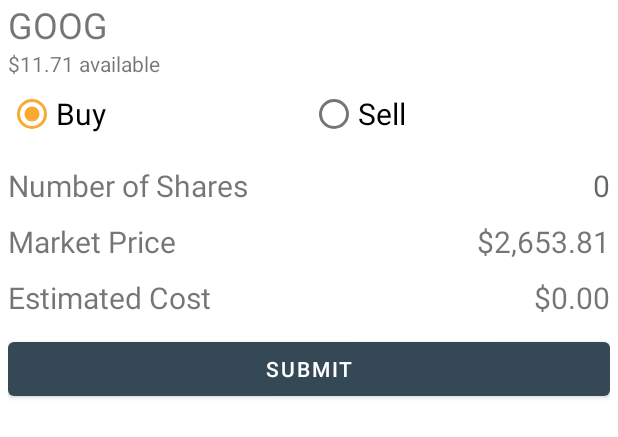
After one commit to tchristofferson/Stock-Simulation, an Android app: the layout activity_trade.xml on its own in the app's theme, with its tools: preview values and no code run, on a phone screen of 412 x 824 dp. The commit adds this screen. Shown: the top 437 px of the screen. Run offline under Robolectric (Android 15) with nearby library versions, the phone set to English and light mode, and no system bars.

Commit message:
added more layouts

```diff
--- a/app/src/main/java/com/tchristofferson/stocksimulation/MainActivity.java
+++ b/app/src/main/java/com/tchristofferson/stocksimulation/MainActivity.java
@@ -1,6 +1,7 @@
 package com.tchristofferson.stocksimulation;
 
 import androidx.appcompat.app.AppCompatActivity;
+import androidx.recyclerview.widget.RecyclerView;
 
 import android.os.Bundle;
 
@@ -9,6 +10,6 @@ public class MainActivity extends AppCompatActivity {
     @Override
     protected void onCreate(Bundle savedInstanceState) {
         super.onCreate(savedInstanceState);
-        setContentView(R.layout.activity_portfolio);
+        setContentView(R.layout.activity_main);
     }
 }
--- /dev/null
+++ b/app/src/main/res/drawable/ic_baseline_add_circle_24.xml
@@ -0,0 +1,5 @@
+<vector android:height="24dp" android:tint="#FFFFFF"
+    android:viewportHeight="24" android:viewportWidth="24"
+    android:width="24dp" xmlns:android="http://schemas.android.com/apk/res/android">
+    <path android:fillColor="@android:color/white" android:pathData="M12,2C6.48,2 2,6.48 2,12s4.48,10 10,10 10,-4.48 10,-10S17.52,2 12,2zM17,13h-4v4h-2v-4L7,13v-2h4L11,7h2v4h4v2z"/>
+</vector>
--- /dev/null
+++ b/app/src/main/res/layout/activity_trade.xml
@@ -0,0 +1,130 @@
+<?xml version="1.0" encoding="utf-8"?>
+<LinearLayout xmlns:android="http://schemas.android.com/apk/res/android"
+    xmlns:app="http://schemas.android.com/apk/res-auto"
+    xmlns:tools="http://schemas.android.com/tools"
+    android:layout_width="match_parent"
+    android:layout_height="match_parent"
+    android:orientation="vertical"
+    android:paddingStart="5dp"
+    android:paddingEnd="5dp">
+
+    <TextView
+        android:id="@+id/textView23"
+        android:layout_width="match_parent"
+        android:layout_height="wrap_content"
+        android:text="GOOG"
+        android:textSize="24sp" />
+
+    <TextView
+        android:id="@+id/textView24"
+        android:layout_width="match_parent"
+        android:layout_height="wrap_content"
+        android:text="$11.71 available" />
+
+    <RadioGroup
+        android:layout_width="match_parent"
+        android:layout_height="wrap_content"
+        android:layout_marginBottom="10dp"
+        android:orientation="horizontal">
+
+        <RadioButton
+            android:id="@+id/radioButton"
+            android:layout_width="wrap_content"
+            android:layout_height="wrap_content"
+            android:layout_weight="1"
+            android:checked="true"
+            android:text="Buy"
+            android:textSize="20sp" />
+
+        <RadioButton
+            android:id="@+id/radioButton2"
+            android:layout_width="wrap_content"
+            android:layout_height="wrap_content"
+            android:layout_weight="1"
+            android:text="Sell"
+            android:textSize="20sp" />
+    </RadioGroup>
+
+    <LinearLayout
+        android:layout_width="match_parent"
+        android:layout_height="wrap_content"
+        android:orientation="horizontal">
+
+        <LinearLayout
+            android:layout_width="match_parent"
+            android:layout_height="match_parent"
+            android:layout_weight="1"
+            android:orientation="vertical">
+
+            <TextView
+                android:id="@+id/textView31"
+                android:layout_width="match_parent"
+                android:layout_height="wrap_content"
+                android:text="Number of Shares"
+                android:textSize="20sp"
+                android:layout_marginBottom="10dp"/>
+
+            <TextView
+                android:id="@+id/textView32"
+                android:layout_width="match_parent"
+                android:layout_height="wrap_content"
+                android:text="Market Price"
+                android:textSize="20sp"
+                android:layout_marginBottom="10dp"/>
+
+            <TextView
+                android:id="@+id/textView34"
+                android:layout_width="match_parent"
+                android:layout_height="wrap_content"
+                android:text="Estimated Cost"
+                android:textSize="20sp"
+                android:layout_marginBottom="10dp"/>
+        </LinearLayout>
+
+        <LinearLayout
+            android:layout_width="match_parent"
+            android:layout_height="match_parent"
+            android:layout_weight="1"
+            android:orientation="vertical">
+
+            <EditText
+                android:id="@+id/editTextNumber4"
+                android:layout_width="match_parent"
+                android:layout_height="wrap_content"
+                android:layout_marginBottom="10dp"
+                android:background="@null"
+                android:ems="10"
+                android:hint="0"
+                android:inputType="number"
+                android:singleLine="true"
+                android:textAlignment="textEnd"
+                android:textSize="20sp" />
+
+            <TextView
+                android:id="@+id/textView33"
+                android:layout_width="match_parent"
+                android:layout_height="wrap_content"
+                android:text="$2,653.81"
+                android:textAlignment="textEnd"
+                android:textSize="20sp"
+                android:layout_marginBottom="10dp"/>
+
+            <TextView
+                android:id="@+id/textView35"
+                android:layout_width="match_parent"
+                android:layout_height="wrap_content"
+                android:text="$0.00"
+                android:textAlignment="textEnd"
+                android:textSize="20sp"
+                android:layout_marginBottom="10dp"/>
+        </LinearLayout>
+
+    </LinearLayout>
+
+    <Button
+        android:id="@+id/button"
+        android:layout_width="match_parent"
+        android:layout_height="wrap_content"
+        android:text="Submit" />
+
+</LinearLayout>
```
Also changed, not shown: app/src/main/res/layout/activity_search.xml (added, +37 -0 lines), app/src/main/res/layout/history_list_item.xml (+0 -9 lines), app/src/main/res/layout/search_list_item.xml (added, +33 -0 lines).
